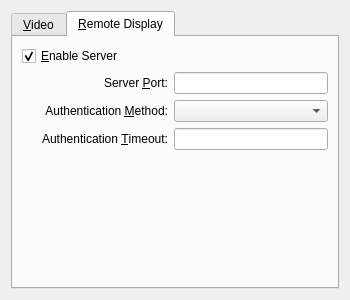
Qt form vbox/src/VBox/Frontends/VirtualBox/src/settings/vm/VBoxVMSettingsDisplay.ui (jljuxgm/vboxgit) before a commit.
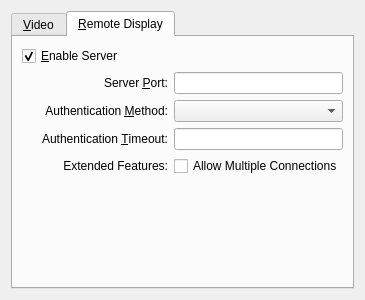
The same form after that commit. The open tabs and pages were chosen to show the change. Custom widgets are drawn as their Qt base class.

Commit message:
commit_30124 ------------------------------------------------------------------------ r30124 | vboxsync | 2010-06-09 22:10:31 +0800 (Wed, 09 Jun 2010) | 1 line
FE/Qt: 5032: Add multiple-connection-support into VRDP settings page of VM.
------------------------------------------------------------------------

The edit to the form file:
```diff
--- a/vbox/src/VBox/Frontends/VirtualBox/src/settings/vm/VBoxVMSettingsDisplay.ui
+++ b/vbox/src/VBox/Frontends/VirtualBox/src/settings/vm/VBoxVMSettingsDisplay.ui
@@ -429,6 +429,32 @@
                </property>
               </widget>
              </item>
+             <item row="4" column="1">
+              <widget class="QLabel" name="mLbOptions2">
+               <property name="text">
+                <string>Extended Features:</string>
+               </property>
+               <property name="alignment">
+                <set>Qt::AlignRight|Qt::AlignTrailing|Qt::AlignVCenter</set>
+               </property>
+              </widget>
+             </item>
+             <item row="4" column="2">
+              <widget class="QCheckBox" name="mCbMultipleConn">
+               <property name="sizePolicy">
+                <sizepolicy hsizetype="MinimumExpanding" vsizetype="Fixed">
+                 <horstretch>0</horstretch>
+                 <verstretch>0</verstretch>
+                </sizepolicy>
+               </property>
+               <property name="whatsThis">
+                <string>Specifies whether multiple simultaneous connections to the VM are permitted.</string>
+               </property>
+               <property name="text">
+                <string>Allow Multiple Connections</string>
+               </property>
+              </widget>
+             </item>
             </layout>
            </widget>
           </item>
```
Left out of the diff: 2 changed lines with no effect on the pictures. The commit also changes 1 other file.
